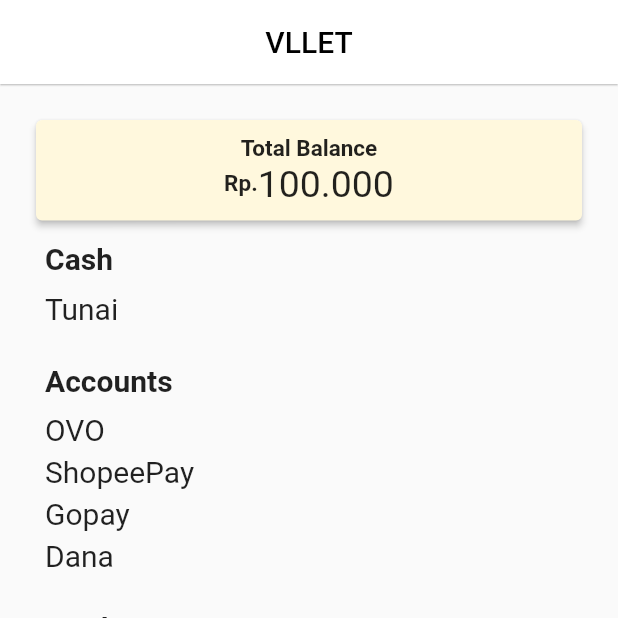
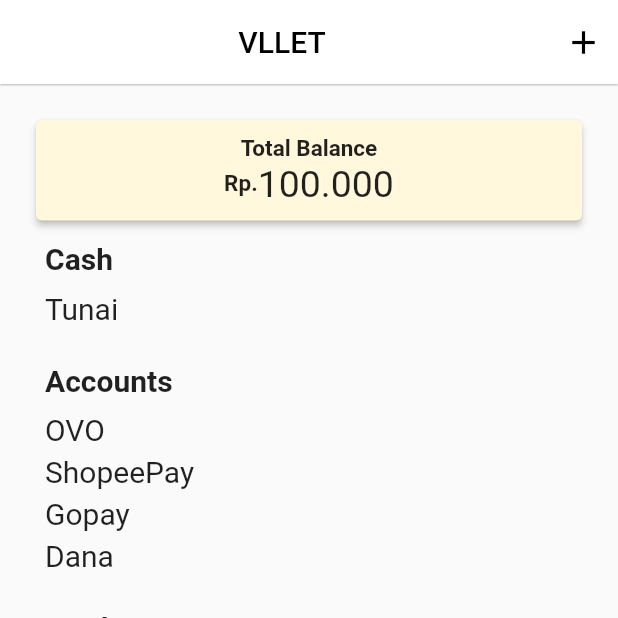
Before and after one commit to mjudianto/VLLET, a Flutter app: the Setting screen opened directly, after a tap on "Account", on a phone screen of 412 x 824 dp, the top half of it. Run offline on Flutter 3.47's test engine with Material 2 defaults, Android fonts, the phone set to English and light mode, and no system bars.

Commit message:
start building addacounts page

```diff
--- a/lib/pages/accounts.dart
+++ b/lib/pages/accounts.dart
@@ -1,4 +1,6 @@
 import 'package:flutter/material.dart';
+
+import './addaccount.dart';
 
 class Account extends StatelessWidget {
   const Account({Key? key}) : super(key: key);
@@ -12,8 +14,9 @@ class Account extends StatelessWidget {
       ),
       home: Scaffold(
         appBar: AppBar(
-          title: Row(
-            mainAxisAlignment: MainAxisAlignment.center,
+          title:
+            Row(
+              mainAxisAlignment: MainAxisAlignment.center,
               children: [
                 Text("VLLET")
               ],
@@ -21,6 +24,23 @@ class Account extends StatelessWidget {
           foregroundColor: Colors.black,
           backgroundColor: Colors.white,
           elevation: 0.5,
+          actions: [
+            Padding(
+              padding: EdgeInsets.only(right: 10.0),
+              child: GestureDetector(
+                onTap: () {
+                  Navigator.push(
+                    context,
+                    MaterialPageRoute(builder: (context) => AddAccount()),
+                  );
+                },
+                child: Icon(
+                  Icons.add,
+                  size: 26.0,
+                ),
+              )
+            )
+          ],
         ),
         body: Padding(
           padding: const EdgeInsets.fromLTRB(20,20,20,20),
```
Also changed, not shown: lib/pages/addaccount.dart (+16 -8 lines).
